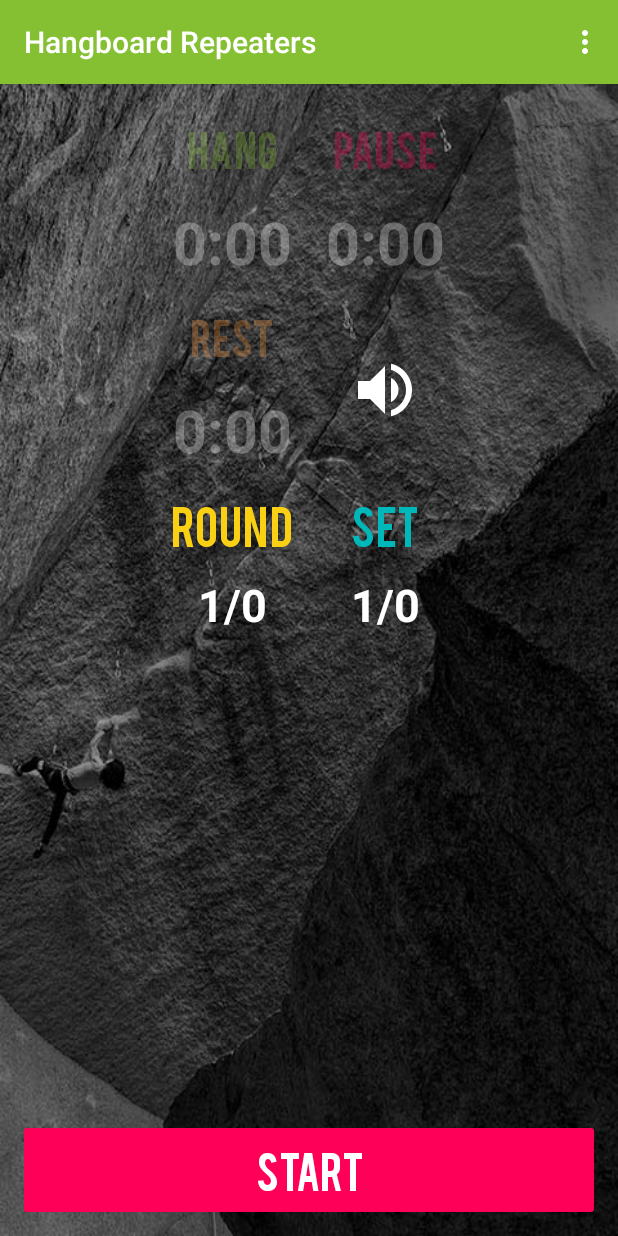
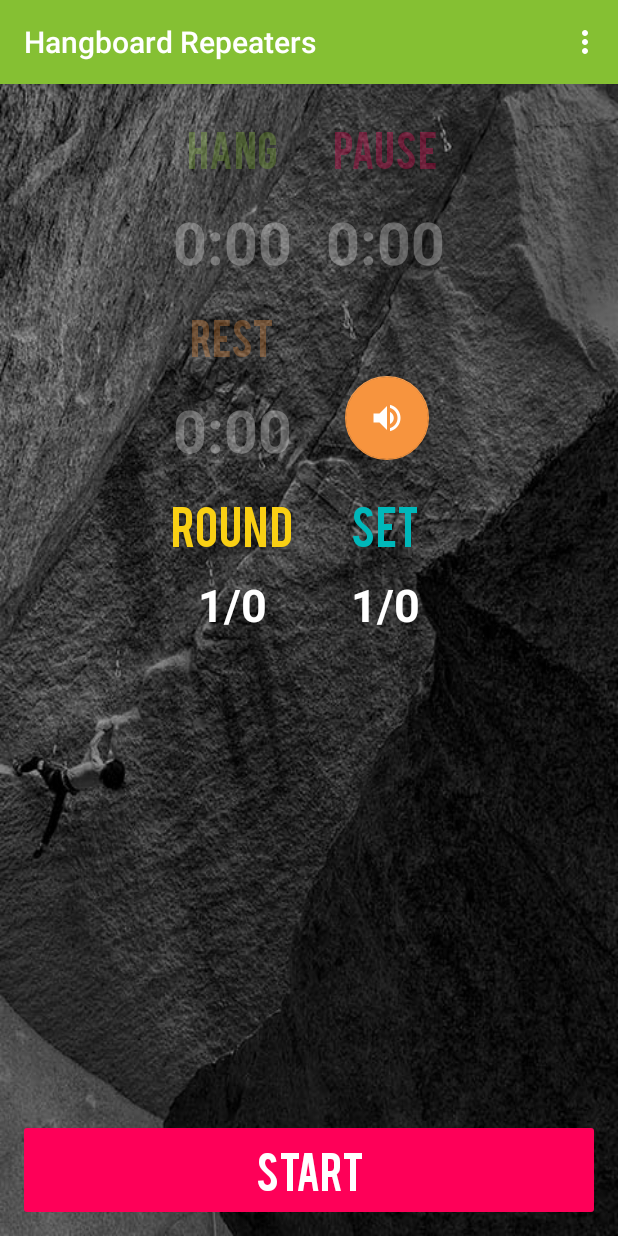
Before and after one commit to mikeschen/HangBoardRepeatersAndroid, an Android app: the TimerActivity screen opened directly, with no data from a screen before it, on a phone screen of 412 x 824 dp. Run offline under Robolectric (Android 15) with nearby library versions, the phone set to English and light mode, and no system bars; our stand-ins replace ButterKnife.

Commit message:
fixes sound, adds new sound button

```diff
--- a/app/src/main/java/com/mikeschen/www/hangboardrepeaters/TimerActivity.java
+++ b/app/src/main/java/com/mikeschen/www/hangboardrepeaters/TimerActivity.java
@@ -200,13 +200,13 @@ public class TimerActivity extends AppCompatActivity implements TimerActivityVie
                     .setAudioAttributes(audioAttributes)
                     .build();
 
-            buttonchimeId = ourSounds.load(this, R.raw.buttonchime, 1);
-            restwarningId = ourSounds.load(this, R.raw.warning, 1);
+            buttonchimeId = ourSounds.load(this, R.raw.electricchime, 1);
+            restwarningId = ourSounds.load(this, R.raw.buttonchime, 1);
             endAlarmId = ourSounds.load(this, R.raw.endalarm, 1);
         } else {
             ourSounds = new SoundPool(3, AudioManager.STREAM_MUSIC, 1);
-            buttonchimeId = ourSounds.load(this, R.raw.buttonchime, 1);
-            restwarningId = ourSounds.load(this, R.raw.warning, 1);
+            buttonchimeId = ourSounds.load(this, R.raw.electricchime, 1);
+            restwarningId = ourSounds.load(this, R.raw.buttonchime, 1);
             endAlarmId = ourSounds.load(this, R.raw.endalarm, 1);
         }
     }
--- a/app/src/main/res/layout-land/activity_timer.xml
+++ b/app/src/main/res/layout-land/activity_timer.xml
@@ -177,16 +177,35 @@
                 android:padding="1dp"
                 android:layout_gravity="center_horizontal" />
 
-            <ImageButton
-                android:layout_width="50dp"
-                android:layout_height="50dp"
-                android:background="@null"
+            <android.support.design.widget.FloatingActionButton
                 android:id="@+id/soundButton"
-                android:src="@drawable/ic_volume_up_white_36dp"
+                android:layout_width="wrap_content"
+                android:layout_height="wrap_content"
+                android:layout_column="3"
+                android:layout_columnSpan="2"
+                android:layout_margin="0dp"
+                android:layout_marginBottom="0dp"
+                android:layout_marginEnd="0dp"
+                android:layout_marginLeft="16dp"
+                android:layout_marginRight="0dp"
                 android:layout_row="2"
-                android:layout_column="3"
                 android:layout_rowSpan="2"
-                android:layout_gravity="center_horizontal" />
+                android:clickable="true"
+                android:focusable="true"
+                android:src="@drawable/ic_volume_up_white_36dp" />
+
+            <!--<ImageButton-->
+                <!--android:layout_width="50dp"-->
+                <!--android:layout_height="50dp"-->
+                <!--android:background="@null"-->
+                <!--android:id="@+id/soundButton"-->
+                <!--android:src="@drawable/ic_volume_up_white_36dp"-->
+                <!--android:layout_row="2"-->
+                <!--android:layout_column="3"-->
+                <!--android:layout_rowSpan="2"-->
+                <!--android:layout_gravity="center_horizontal" />-->
+
+
 
             </GridLayout>
 
--- a/app/src/main/res/layout/activity_timer.xml
+++ b/app/src/main/res/layout/activity_timer.xml
@@ -102,15 +102,28 @@
             android:layout_margin="3dp"
             android:layout_gravity="center_horizontal" />
 
-        <ImageButton
-            android:scaleType="fitCenter"
-            android:layout_rowSpan="2"
+        <!--<ImageButton-->
+            <!--android:scaleType="fitCenter"-->
+            <!--android:layout_rowSpan="2"-->
+            <!--android:id="@+id/soundButton"-->
+            <!--android:src="@drawable/ic_volume_up_white_36dp"-->
+            <!--android:background="@null"-->
+            <!--android:layout_row="2"-->
+            <!--android:layout_column="1"-->
+            <!--android:layout_gravity="center" />-->
+
+        <android.support.design.widget.FloatingActionButton
             android:id="@+id/soundButton"
-            android:src="@drawable/ic_volume_up_white_36dp"
-            android:background="@null"
-            android:layout_row="2"
-            android:layout_column="1"
-            android:layout_gravity="center" />
+            android:layout_width="wrap_content"
+            android:layout_height="wrap_content"
+            android:layout_margin="0dp"
+            android:layout_marginBottom="0dp"
+            android:layout_marginEnd="0dp"
+            android:layout_marginLeft="24dp"
+            android:layout_marginRight="0dp"
+            android:clickable="true"
+            android:focusable="true"
+            android:src="@drawable/ic_volume_up_white_36dp" />
 
         <TextView
             android:layout_width="wrap_content"
--- a/app/src/main/res/values-w820dp/dimens.xml
+++ b/app/src/main/res/values-w820dp/dimens.xml
@@ -3,4 +3,5 @@
          (such as screen margins) for screens with more than 820dp of available width. This
          would include 7" and 10" devices in landscape (~960dp and ~1280dp respectively). -->
     <dimen name="activity_horizontal_margin">64dp</dimen>
+    <dimen name="action_button_margin">16dp</dimen>
 </resources>
--- a/app/src/main/res/values/dimens.xml
+++ b/app/src/main/res/values/dimens.xml
@@ -11,4 +11,5 @@
     <dimen name="layout_width">100dp</dimen>
     <dimen name="layout_height">40dp</dimen>
     <dimen name="activity_horizontal_small_margin">5dp</dimen>
+    <dimen name="action_button_margin">16dp</dimen>
 </resources>
```
Also changed, not shown: 3 other files.
